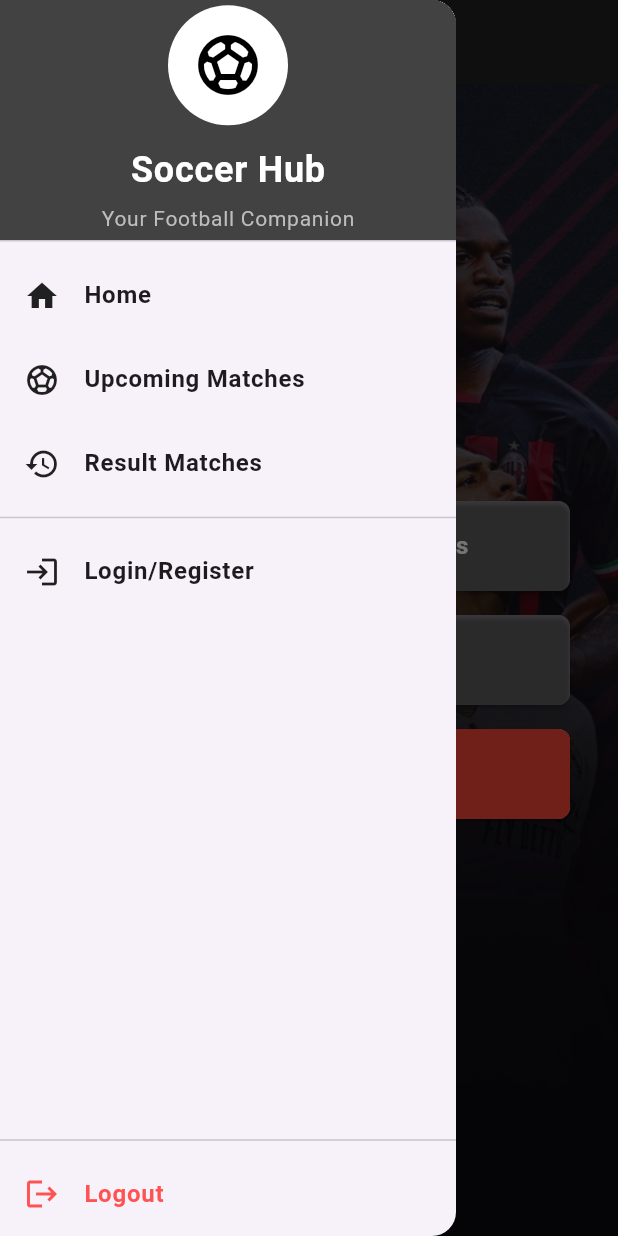
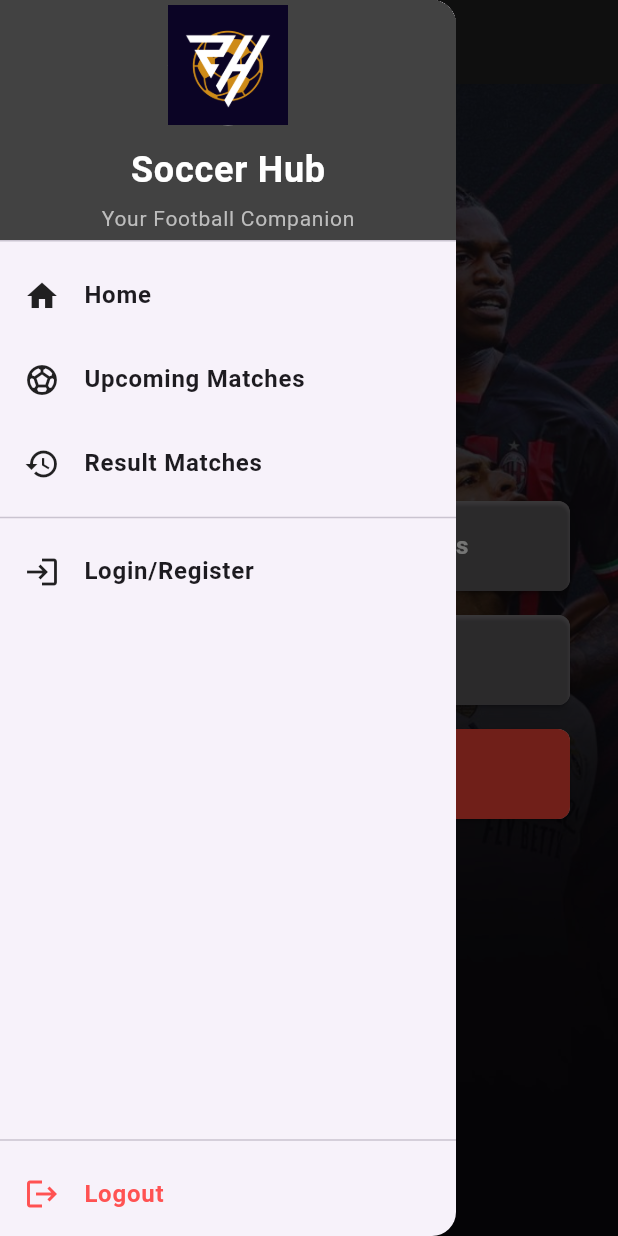
Before and after one commit to noturcmd/UAS-PPB, a Flutter app: the screen it shows after launch, with the side drawer open, on a phone screen of 412 x 824 dp. Run offline on Flutter 3.47's test engine with Material 3 defaults, Android fonts, the light colour scheme and no system bars; our stand-ins replace firebase_auth, firebase_core; accounts and stored records are empty.

Commit message:
Ganti logo

```diff
--- a/lib/drawer/appDrawer.dart
+++ b/lib/drawer/appDrawer.dart
@@ -24,11 +24,11 @@ class AppDrawer extends StatelessWidget {
                   CircleAvatar(
                     radius: 40,
                     backgroundColor: Colors.white,
-                    child: Icon(
-                      Icons.sports_soccer,
-                      size: 48,
-                      color: Colors.black,
-                    ),
+                    child: Image.asset(
+                    'images/logo/soccer_hub.png', // Add your logo here
+                    height: 300,
+                    width: 300,
+                  ),
                   ),
                   SizedBox(height: 12),
                   Text(
```
